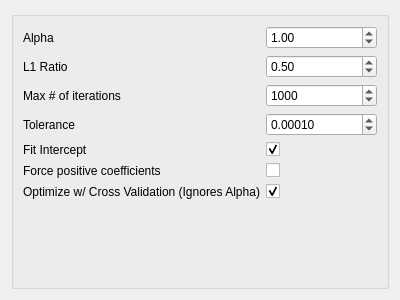
Above: point_spectra_gui/ui/UI Files/ElasticNet.ui from tisaconundrum2/PySAT-GUI before the change. Below: the same form after it.
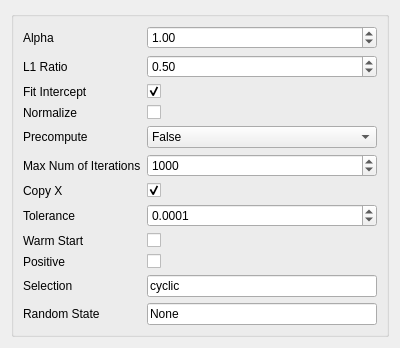
That is the form after the change.

What changed in the file:
```diff
--- a/point_spectra_gui/ui/UI Files/ElasticNet.ui
+++ b/point_spectra_gui/ui/UI Files/ElasticNet.ui
@@ -15,7 +15,7 @@
   </property>
   <layout class="QVBoxLayout" name="verticalLayout">
    <item>
-    <widget class="QGroupBox" name="groupBox">
+    <widget class="QGroupBox" name="">
      <layout class="QFormLayout" name="formLayout">
       <property name="fieldGrowthPolicy">
        <enum>QFormLayout::AllNonFixedFieldsGrow</enum>
@@ -29,6 +29,12 @@
       </item>
       <item row="0" column="1">
        <widget class="QDoubleSpinBox" name="alphaDoubleSpinBox">
+        <property name="maximum">
+         <double>9999999.000000000000000</double>
+        </property>
+        <property name="singleStep">
+         <double>1.000000000000000</double>
+        </property>
         <property name="value">
          <double>1.000000000000000</double>
         </property>
@@ -44,7 +50,7 @@
       <item row="1" column="1">
        <widget class="QDoubleSpinBox" name="l1RatioDoubleSpinBox">
         <property name="maximum">
-         <double>999999999.000000000000000</double>
+         <double>9999999.000000000000000</double>
         </property>
         <property name="singleStep">
          <double>0.010000000000000</double>
@@ -55,50 +61,76 @@
        </widget>
       </item>
       <item row="2" column="0">
-       <widget class="QLabel" name="maxNumOfIterationsLabel">
-        <property name="text">
-         <string>Max # of iterations</string>
-        </property>
-       </widget>
-      </item>
-      <item row="2" column="1">
-       <widget class="QSpinBox" name="maxNumOfIterationsSpinBox">
-        <property name="maximum">
-         <number>999999999</number>
-        </property>
-        <property name="value">
-         <number>1000</number>
-        </property>
-       </widget>
-      </item>
-      <item row="4" column="0">
        <widget class="QLabel" name="fitInterceptLabel">
         <property name="text">
          <string>Fit Intercept</string>
         </property>
        </widget>
       </item>
-      <item row="4" column="1">
+      <item row="2" column="1">
        <widget class="QCheckBox" name="fitInterceptCheckBox">
         <property name="checked">
          <bool>true</bool>
         </property>
        </widget>
       </item>
+      <item row="3" column="0">
+       <widget class="QLabel" name="normalizeLabel">
+        <property name="text">
+         <string>Normalize</string>
+        </property>
+       </widget>
+      </item>
+      <item row="3" column="1">
+       <widget class="QCheckBox" name="normalizeCheckBox"/>
+      </item>
+      <item row="4" column="0">
+       <widget class="QLabel" name="precomputeLabel">
+        <property name="text">
+         <string>Precompute</string>
+        </property>
+       </widget>
+      </item>
+      <item row="4" column="1">
+       <widget class="QComboBox" name="precomputeComboBox">
+        <item>
+         <property name="text">
+          <string>False</string>
+         </property>
+        </item>
+        <item>
+         <property name="text">
+          <string>True</string>
+         </property>
+        </item>
+        <item>
+         <property name="text">
+          <string>Array-like</string>
+         </property>
+        </item>
+       </widget>
+      </item>
       <item row="5" column="0">
-       <widget class="QLabel" name="forcePositiveCoefficientsLabel">
+       <widget class="QLabel" name="maxNumOfIterationsLabel">
         <property name="text">
-         <string>Force positive coefficients</string>
+         <string>Max Num of Iterations</string>
         </property>
        </widget>
       </item>
       <item row="5" column="1">
-       <widget class="QCheckBox" name="forcePositiveCoefficientsCheckBox"/>
+       <widget class="QSpinBox" name="maxNumOfIterationsSpinBox">
+        <property name="maximum">
+         <number>99999</number>
+        </property>
+        <property name="value">
+         <number>1000</number>
+        </property>
+       </widget>
       </item>
       <item row="6" column="0">
        <widget class="QLabel" name="optimizeWCrossValidationLabel">
         <property name="text">
-         <string>Optimize w/ Cross Validation (Ignores Alpha)</string>
+         <string>Copy X</string>
         </property>
        </widget>
       </item>
@@ -109,26 +141,74 @@
         </property>
        </widget>
       </item>
-      <item row="3" column="0">
+      <item row="7" column="0">
        <widget class="QLabel" name="toleranceLabel">
         <property name="text">
          <string>Tolerance</string>
         </property>
        </widget>
       </item>
-      <item row="3" column="1">
+      <item row="7" column="1">
        <widget class="QDoubleSpinBox" name="toleranceDoubleSpinBox">
         <property name="decimals">
-         <number>5</number>
+         <number>4</number>
         </property>
-        <property name="minimum">
-         <double>0.000000000000000</double>
+        <property name="singleStep">
+         <double>0.000100000000000</double>
         </property>
         <property name="value">
          <double>0.000100000000000</double>
         </property>
        </widget>
       </item>
+      <item row="8" column="0">
+       <widget class="QLabel" name="warmStartLabel">
+        <property name="text">
+         <string>Warm Start</string>
+        </property>
+       </widget>
+      </item>
+      <item row="8" column="1">
+       <widget class="QCheckBox" name="warmStartCheckBox"/>
+      </item>
+      <item row="9" column="0">
+       <widget class="QLabel" name="positiveLabel">
+        <property name="text">
+         <string>Positive</string>
+        </property>
+       </widget>
+      </item>
+      <item row="9" column="1">
+       <widget class="QCheckBox" name="positiveCheckBox"/>
+      </item>
+      <item row="10" column="0">
+       <widget class="QLabel" name="selectionLabel">
+        <property name="text">
+         <string>Selection</string>
+        </property>
+       </widget>
+      </item>
+      <item row="10" column="1">
+       <widget class="QLineEdit" name="selectionLineEdit">
+        <property name="text">
+         <string>cyclic</string>
+        </property>
+       </widget>
+      </item>
+      <item row="11" column="0">
+       <widget class="QLabel" name="randomStateLabel">
+        <property name="text">
+         <string>Random State</string>
+        </property>
+       </widget>
+      </item>
+      <item row="11" column="1">
+       <widget class="QLineEdit" name="randomStateLineEdit">
+        <property name="text">
+         <string>None</string>
+        </property>
+       </widget>
+      </item>
      </layout>
     </widget>
    </item>
```
Left out of the diff: 6 changed lines with no effect on the pictures.
